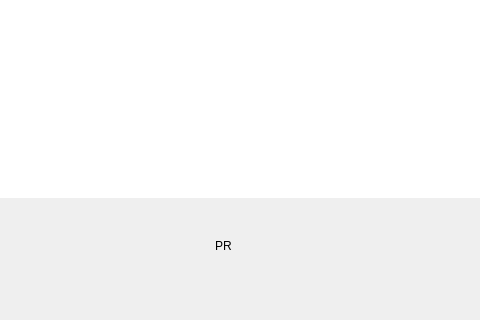
Above: windows/k_accounts_w.ui from 0xkobe/mwc-wallet before the change; both pictures show x 206 to 686 and y 346 to 666 of the 1287 by 666 pixel window. Below: the same form after it.
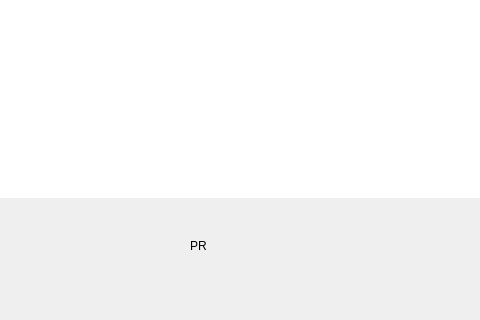
That is the form after the change. Icons and pictures are not drawn. Custom widgets are drawn as their Qt base class.

The edit to the form file:
```diff
--- a/windows/k_accounts_w.ui
+++ b/windows/k_accounts_w.ui
@@ -115,13 +115,13 @@
           <widget class="control::MwcLabelProgress" name="progress">
            <property name="minimumSize">
             <size>
-             <width>50</width>
+             <width>100</width>
              <height>50</height>
             </size>
            </property>
            <property name="maximumSize">
             <size>
-             <width>50</width>
+             <width>100</width>
              <height>50</height>
             </size>
            </property>
```
